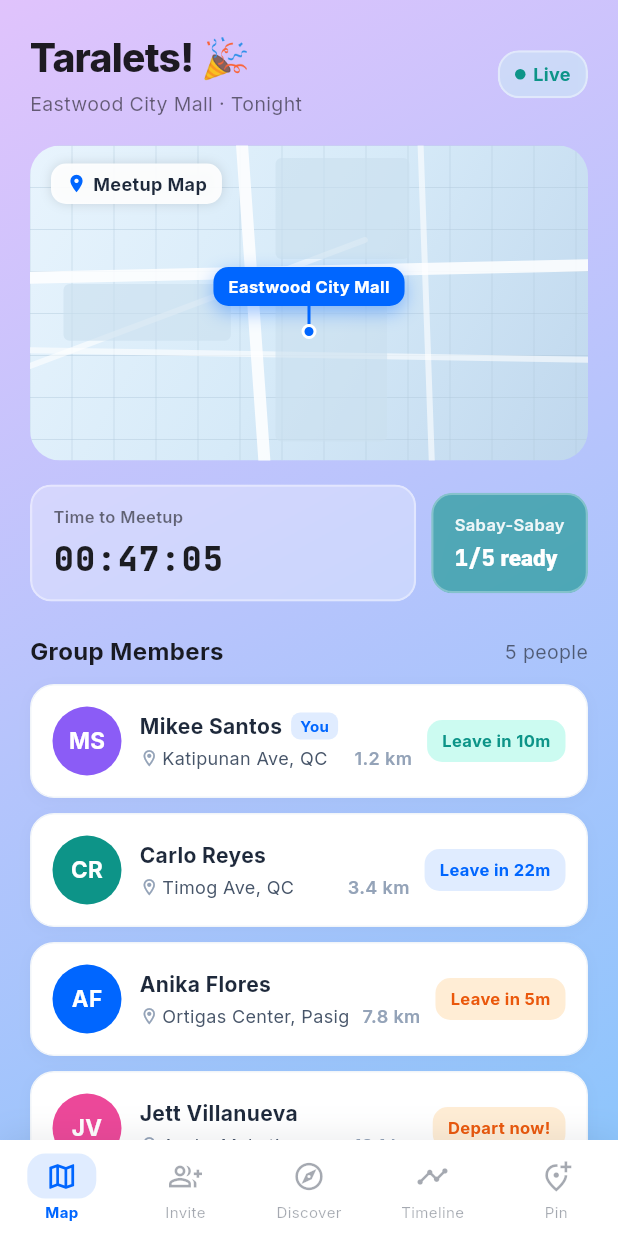
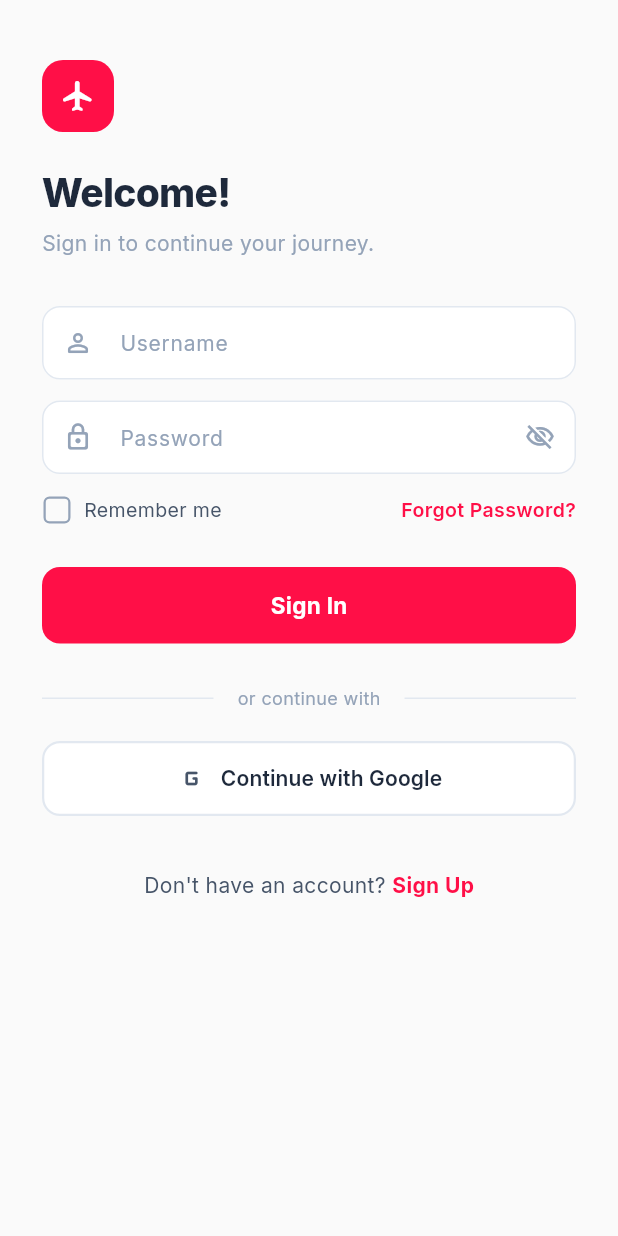
Before and after one commit to wejelle/taralets, a Flutter app: the screen it shows after launch, on a phone screen of 412 x 824 dp. Run offline on Flutter 3.47's test engine with Material 3 defaults, Android fonts, the phone set to English and light mode, and no system bars; our stand-ins replace google_fonts.

Commit message:
login and register

```diff
--- a/lib/constants/colors.dart
+++ b/lib/constants/colors.dart
@@ -1,31 +1,25 @@
 import 'package:flutter/material.dart';
 
-abstract class AppColors {
-  // Base surfaces
-  static const Color background = Color(0xFFF4F6F9);
-  static const Color surface = Colors.white;
+class AppColors {
+  // ── Main Theme Colors ──────────────────────────────────────────
+  static const Color primary = Color.fromARGB(255, 255, 15, 71);       // Pinkish Red
+  static const Color secondary = Color(0xFFF89B29);     // Orange (Para sa kabilang dulo ng gradient)
+  static const Color primaryLight = Color(0xFFFFE5EE);  // Lighter shade ng primary para sa highlights
+  static const Color background = Color(0xFFFAFAFA);    // Clean off-white background
 
-  // Typography
-  static const Color charcoal = Color(0xFF1E293B);
-  static const Color bodyText = Color(0xFF475569);
-  static const Color captionText = Color(0xFF94A3B8);
+  // ── Text & UI Elements ─────────────────────────────────────────
+  static const Color charcoal = Color(0xFF1E293B);      // Dark blue-gray para sa readable text
+  static const Color bodyText = Color(0xFF475569);      // Medium text
+  static const Color captionText = Color(0xFF94A3B8);   // Faded text para sa subtitles
+  static const Color divider = Color(0xFFE2E8F0);       // Lines at borders
+  static const Color cardBorder = Color(0xFFF1F5F9);    // Subtle borders para sa cards
 
-  // Primary action
-  static const Color primary = Color(0xFF0066FF);
-  static const Color primaryLight = Color(0xFFE0ECFF);
-
-  // Dynamic status
-  static const Color teal = Color(0xFF0D9488);
-  static const Color tealLight = Color(0xFFCCFBF1);
-
-  // Urgency / warning
-  static const Color urgent = Color(0xFFEA580C);
-  static const Color urgentLight = Color(0xFFFFEDD5);
-  static const Color danger = Color(0xFFDC2626);
+  // ── Status Colors ──────────────────────────────────────────────
+  static const Color teal = Color(0xFF10B981);          // Success / Sabay-sabay status
+  static const Color tealLight = Color(0xFFD1FAE5);
+  static const Color danger = Color(0xFFEF4444);        // Errors
   static const Color dangerLight = Color(0xFFFEE2E2);
-
-  // Neutral
-  static const Color divider = Color(0xFFE2E8F0);
-  static const Color cardBorder = Color(0xFFF1F5F9);
-  static const Color starGold = Color(0xFFF59E0B);
+  static const Color urgent = Color(0xFFF59E0B);        // Priority alerts (Far participants)
+  static const Color urgentLight = Color(0xFFFEF3C7);
+  static const Color starGold = Color(0xFFFFB800);      // Bright Gold para sa Star Ratings
 }
--- a/lib/main.dart
+++ b/lib/main.dart
@@ -7,6 +7,7 @@ import 'screens/invite_screen.dart';
 import 'screens/discover_screen.dart';
 import 'screens/timeline_screen.dart';
 import 'screens/initialization_screen.dart';
+import 'screens/login_screen.dart';
 
 void main() {
   WidgetsFlutterBinding.ensureInitialized();
@@ -47,7 +48,7 @@ class TaraletsApp extends StatelessWidget {
           ),
         ),
       ),
-      home: const MainShell(),
+      home: const LoginScreen(),
     );
   }
 }
--- /dev/null
+++ b/lib/screens/login_screen.dart
@@ -0,0 +1,339 @@
+import 'package:flutter/material.dart';
+import '../constants/colors.dart';
+import '../main.dart';
+import 'register_screen.dart';
+
+class LoginScreen extends StatefulWidget {
+  const LoginScreen({super.key});
+
+  @override
+  State<LoginScreen> createState() => _LoginScreenState();
+}
+
+class _LoginScreenState extends State<LoginScreen> {
+  final TextEditingController _usernameController = TextEditingController();
+  final TextEditingController _passwordController = TextEditingController();
+  bool _isLoading = false;
+  bool _obscurePassword = true;
+  bool _rememberMe = false;
+
+  void _handleLogin() {
+    if (_usernameController.text.isNotEmpty && _passwordController.text.isNotEmpty) {
+      setState(() => _isLoading = true);
+      Future.delayed(const Duration(seconds: 1), () {
+        if (mounted) {
+          Navigator.pushReplacement(
+            context,
+            MaterialPageRoute(builder: (context) => const MainShell()),
+          );
+        }
+      });
+    } else {
+      ScaffoldMessenger.of(context).showSnackBar(
+        const SnackBar(
+          content: Text('Please enter your username and password.'),
+          backgroundColor: AppColors.danger,
+        ),
+      );
+    }
+  }
+
+  @override
+  Widget build(BuildContext context) {
+    return Scaffold(
+      backgroundColor: AppColors.background,
+      body: SafeArea(
+        child: SingleChildScrollView(
+          child: Column(
+            crossAxisAlignment: CrossAxisAlignment.stretch,
+            children: [
+              // ── Brand Header ──────────────────────────────────────
+              Padding(
+                padding: const EdgeInsets.fromLTRB(28, 40, 28, 0),
+                child: Column(
+                  crossAxisAlignment: CrossAxisAlignment.start,
+                  children: [
+                    // Logo mark
+                    Container(
+                      width: 48,
+                      height: 48,
+                      decoration: BoxDecoration(
+                        color: AppColors.primary,
+                        borderRadius: BorderRadius.circular(14),
+                      ),
+                      child: const Icon(
+                        Icons.flight_rounded,
+                        color: Colors.white,
+                        size: 24,
+                      ),
+                    ),
+                    const SizedBox(height: 22),
+                    const Text(
+                      'Welcome!',
+                      style: TextStyle(
+                        color: AppColors.charcoal,
+                        fontSize: 26,
+                        fontWeight: FontWeight.w800,
+                        letterSpacing: -0.5,
+                      ),
+                    ),
+                    const SizedBox(height: 5),
+                    const Text(
+                      'Sign in to continue your journey.',
+                      style: TextStyle(
+                        color: AppColors.captionText,
+                        fontSize: 14,
+                      ),
+                    ),
+                  ],
+                ),
+              ),
+
+              // ── Form ─────────────────────────────────────────────
+              Padding(
+                padding: const EdgeInsets.fromLTRB(28, 32, 28, 0),
+                child: Column(
+                  crossAxisAlignment: CrossAxisAlignment.stretch,
+                  children: [
+                    _buildTextField(
+                      controller: _usernameController,
+                      hint: 'Username',
+                      icon: Icons.person_outline_rounded,
+                    ),
+                    const SizedBox(height: 14),
+                    _buildTextField(
+                      controller: _passwordController,
+                      hint: 'Password',
+                      icon: Icons.lock_outline_rounded,
+                      isPassword: true,
+                      obscureText: _obscurePassword,
+                      onTogglePassword: () =>
+                          setState(() => _obscurePassword = !_obscurePassword),
+                    ),
+                    const SizedBox(height: 14),
+
+                    // Remember Me & Forgot Password
+                    Row(
+                      mainAxisAlignment: MainAxisAlignment.spaceBetween,
+                      children: [
+                        Row(
+                          children: [
+                            SizedBox(
+                              height: 20,
+                              width: 20,
+                              child: Checkbox(
+                                value: _rememberMe,
+                                activeColor: AppColors.primary,
+                                materialTapTargetSize:
+                                    MaterialTapTargetSize.shrinkWrap,
+                                side: const BorderSide(
+                                  color: AppColors.captionText,
+                                  width: 1.5,
+                                ),
+                                shape: RoundedRectangleBorder(
+                                  borderRadius: BorderRadius.circular(4),
+                                ),
+                                onChanged: (val) =>
+                                    setState(() => _rememberMe = val!),
+                              ),
+                            ),
+                            const SizedBox(width: 8),
+                            const Text(
+                              'Remember me',
+                              style: TextStyle(
+                                color: AppColors.bodyText,
+                                fontSize: 13,
+                              ),
+                            ),
+                          ],
+                        ),
+                        GestureDetector(
+                          onTap: () {},
+                          child: const Text(
+                            'Forgot Password?',
+                            style: TextStyle(
+                              color: AppColors.primary,
+                              fontSize: 13,
+                              fontWeight: FontWeight.w600,
+                            ),
+                          ),
+                        ),
+                      ],
+                    ),
+                    const SizedBox(height: 28),
+
+                    // Sign In Button
+                    ElevatedButton(
+                      onPressed: _isLoading ? null : _handleLogin,
+                      style: ElevatedButton.styleFrom(
+                        backgroundColor: AppColors.primary,
+                        padding: const EdgeInsets.symmetric(vertical: 15),
+                        shape: RoundedRectangleBorder(
+                          borderRadius: BorderRadius.circular(12),
+                        ),
+                        elevation: 0,
+                      ),
+                      child: _isLoading
+                          ? const SizedBox(
+                              height: 20,
+                              width: 20,
+                              child: CircularProgressIndicator(
+                                color: Colors.white,
+                                strokeWidth: 2,
+                              ),
+                            )
+                          : const Text(
+                              'Sign In',
+                              style: TextStyle(
+                                fontSize: 15,
+                                fontWeight: FontWeight.w700,
+                                color: Colors.white,
+                                letterSpacing: 0.2,
+                              ),
+                            ),
+                    ),
+                    const SizedBox(height: 28),
+
+                    // Divider
+                    Row(
+                      children: [
+                        const Expanded(
+                          child: Divider(color: AppColors.divider, thickness: 1),
+                        ),
+                        Padding(
+                          padding: const EdgeInsets.symmetric(horizontal: 16),
+                          child: Text(
+                            'or continue with',
+                            style: const TextStyle(
+                              color: AppColors.captionText,
+                              fontSize: 12,
+                            ),
+                          ),
+                        ),
+                        const Expanded(
+                          child: Divider(color: AppColors.divider, thickness: 1),
+                        ),
+                      ],
+                    ),
+                    const SizedBox(height: 20),
+
+                    // Google Button
+                    OutlinedButton(
+                      onPressed: () {},
+                      style: OutlinedButton.styleFrom(
+                        padding: const EdgeInsets.symmetric(vertical: 14),
+                        side: const BorderSide(color: AppColors.divider, width: 1.5),
+                        shape: RoundedRectangleBorder(
+                          borderRadius: BorderRadius.circular(12),
+                        ),
+                        backgroundColor: Colors.white,
+                      ),
+                      child: Row(
+                        mainAxisAlignment: MainAxisAlignment.center,
+                        children: const [
+                          Icon(
+                            Icons.g_mobiledata_rounded,
+                            size: 22,
+                            color: AppColors.bodyText,
+                          ),
+                          SizedBox(width: 8),
+                          Text(
+                            'Continue with Google',
+                            style: TextStyle(
+                              color: AppColors.charcoal,
+                              fontSize: 14,
+                              fontWeight: FontWeight.w600,
+                            ),
+                          ),
+                        ],
+                      ),
+                    ),
+                    const SizedBox(height: 36),
+
+                    // Sign Up Link
+                    Row(
+                      mainAxisAlignment: MainAxisAlignment.center,
+                      children: [
+                        const Text(
+                          "Don't have an account? ",
+                          style: TextStyle(
+                            color: AppColors.bodyText,
+                            fontSize: 14,
+                          ),
+                        ),
+                        GestureDetector(
+                          onTap: () => Navigator.push(
+                            context,
+                            MaterialPageRoute(
+                              builder: (context) => const RegisterScreen(),
+                            ),
+                          ),
+                          child: const Text(
+                            'Sign Up',
+                            style: TextStyle(
+                              color: AppColors.primary,
+                              fontSize: 14,
+                              fontWeight: FontWeight.w700,
+                            ),
+                          ),
+                        ),
+                      ],
+                    ),
+                    const SizedBox(height: 32),
+                  ],
+                ),
+              ),
+            ],
+          ),
+        ),
+      ),
+    );
+  }
+
+  Widget _buildTextField({
+    TextEditingController? controller,
+    required String hint,
+    required IconData icon,
+    bool isPassword = false,
+    bool obscureText = false,
+    VoidCallback? onTogglePassword,
+  }) {
+    return TextField(
+      controller: controller,
+      obscureText: obscureText,
+      style: const TextStyle(color: AppColors.charcoal, fontSize: 14),
+      decoration: InputDecoration(
+        hintText: hint,
+        hintStyle: const TextStyle(color: AppColors.captionText, fontSize: 14),
+        filled: true,
+        fillColor: Colors.white,
+        prefixIcon: Icon(icon, color: AppColors.captionText, size: 20),
+        suffixIcon: isPassword
+            ? IconButton(
+                icon: Icon(
+                  obscureText
+                      ? Icons.visibility_off_outlined
+                      : Icons.visibility_outlined,
+                  color: AppColors.captionText,
+                  size: 20,
+                ),
+                onPressed: onTogglePassword,
+              )
+            : null,
+        border: OutlineInputBorder(
+          borderRadius: BorderRadius.circular(12),
+          borderSide: const BorderSide(color: AppColors.divider, width: 1),
+        ),
+        enabledBorder: OutlineInputBorder(
+          borderRadius: BorderRadius.circular(12),
+          borderSide: const BorderSide(color: AppColors.divider, width: 1),
+        ),
+        focusedBorder: OutlineInputBorder(
+          borderRadius: BorderRadius.circular(12),
+          borderSide: const BorderSide(color: AppColors.primary, width: 1.5),
+        ),
+        contentPadding: const EdgeInsets.symmetric(vertical: 14),
+      ),
+    );
+  }
+}
```
Also changed, not shown: lib/screens/register_screen.dart (added, +269 -0 lines), pubspec.lock.
